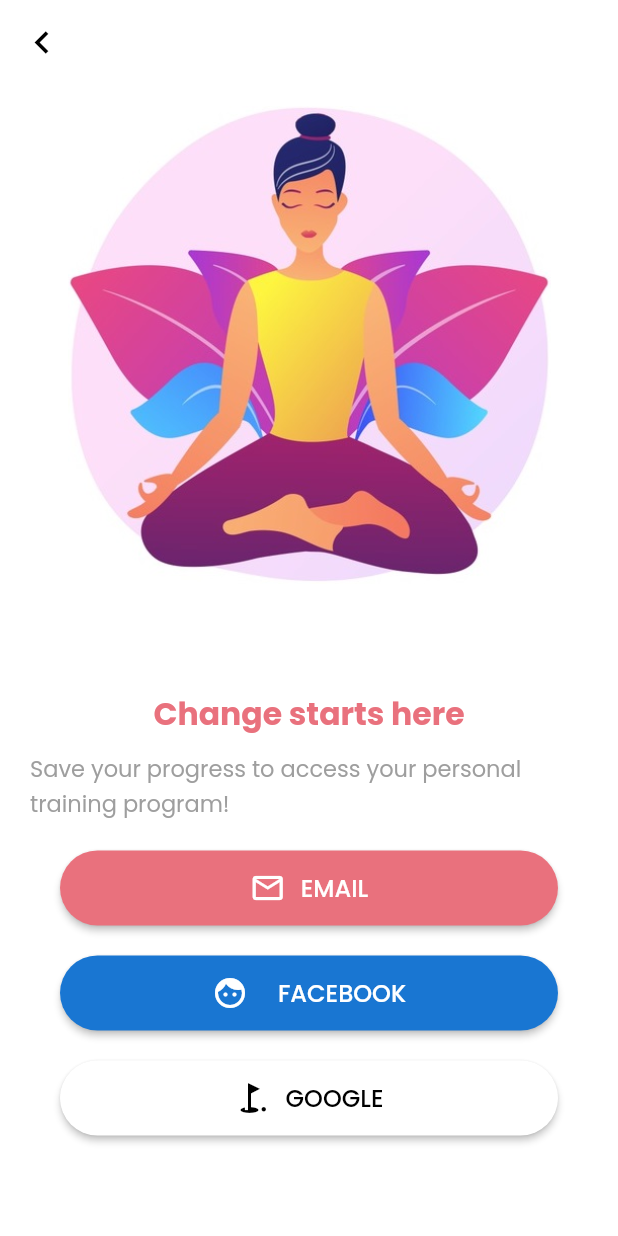
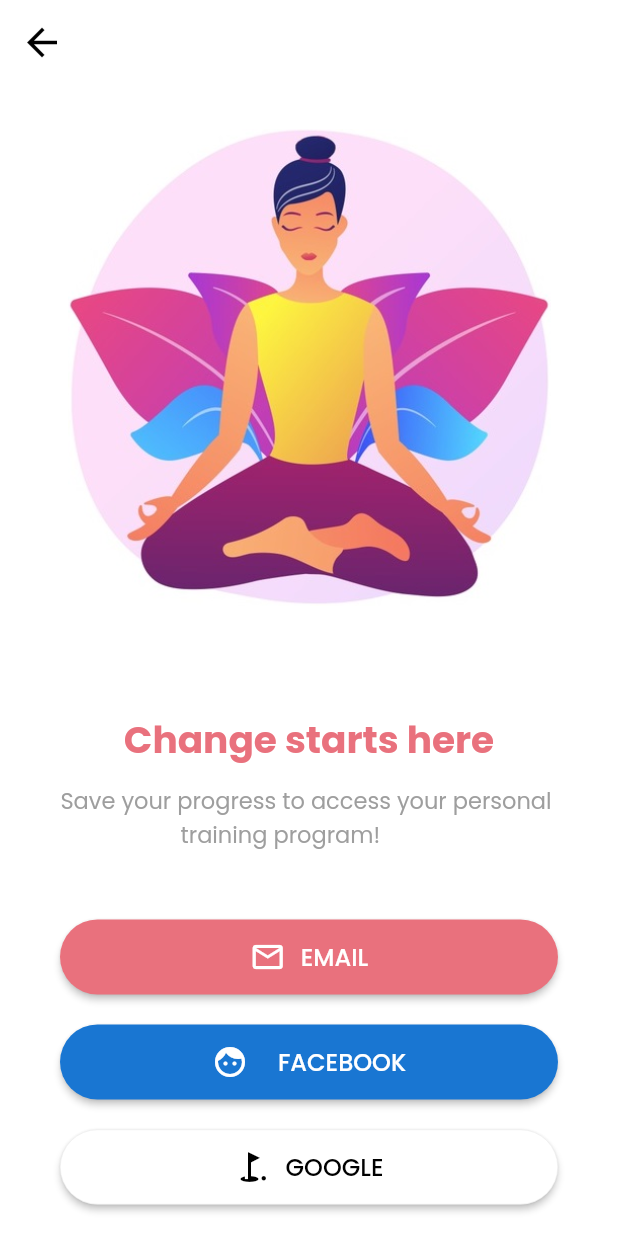
Before and after one commit to cameldjoulako/yogafitness, a Flutter app: the ConnectPage screen opened directly, on a phone screen of 412 x 824 dp. Run offline on Flutter 3.47's test engine with Material 2 defaults, Android fonts, the light colour scheme and no system bars; our stand-ins replace google_fonts.

Commit message:
fix problm

```diff
--- a/lib/connect_page.dart
+++ b/lib/connect_page.dart
@@ -15,7 +15,7 @@ class ConnectPage extends StatelessWidget {
         elevation: 0,
         leading: IconButton(
             icon: Icon(
-              Icons.chevron_left,
+              Icons.arrow_back,
               color: Colors.black,
               size: 30,
             ),
@@ -23,15 +23,7 @@ class ConnectPage extends StatelessWidget {
               Navigator.pop(context);
             }),
         title: Text(""),
-        actions: [
-          IconButton(
-              icon: Icon(
-                Icons.more_vert,
-                color: Colors.white,
-                size: 24,
-              ),
-              onPressed: null)
-        ],
+        actions: [],
         backgroundColor: Colors.white.withOpacity(0),
       ),
       body: SingleChildScrollView(
@@ -39,7 +31,7 @@ class ConnectPage extends StatelessWidget {
           children: [
             Container(
               margin: const EdgeInsets.only(
-                top: 0,
+                top: 15,
                 left: 45.0,
                 right: 45,
               ),
@@ -55,7 +47,7 @@ class ConnectPage extends StatelessWidget {
                 top: 0,
                 left: 20.0,
                 right: 20,
-                bottom: 10,
+                bottom: 40,
               ),
               child: Column(
                 mainAxisAlignment: MainAxisAlignment.center,
@@ -64,13 +56,14 @@ class ConnectPage extends StatelessWidget {
                     "Change starts here",
                     style: GoogleFonts.poppins(
                       color: d_red,
-                      fontSize: 21,
+                      fontSize: 25,
                       fontWeight: FontWeight.w700,
                     ),
                   ),
                   SizedBox(height: 10),
                   Text(
-                    """Save your progress to access your personal training program!""",
+                    """Save your progress to access your personal
+                    training program!""",
                     style: GoogleFonts.poppins(
                       color: Colors.grey,
                       fontSize: 15,
@@ -81,7 +74,7 @@ class ConnectPage extends StatelessWidget {
             ),
             Container(
               margin: const EdgeInsets.only(
-                top: 10,
+                top: 5,
                 left: 40,
                 right: 40,
               ),
@@ -124,11 +117,11 @@ class ConnectPage extends StatelessWidget {
                   ),
                   ElevatedButton(
                     style: ElevatedButton.styleFrom(
-                        shape: StadiumBorder(),
-                        primary: Colors.blue[700],
-                        padding:
-                            EdgeInsets.all(13) //content padding inside button
-                        ),
+                      shape: StadiumBorder(),
+                      primary: Colors.blue[700],
+                      padding:
+                          EdgeInsets.all(13), //content padding inside button
+                    ),
                     child: Row(
                       mainAxisAlignment: MainAxisAlignment.center,
                       children: [
@@ -159,6 +152,10 @@ class ConnectPage extends StatelessWidget {
                     style: ElevatedButton.styleFrom(
                         shape: StadiumBorder(),
                         primary: Colors.white,
+                        side: BorderSide(
+                          width: 0.3,
+                          color: Colors.grey[300],
+                        ),
                         padding:
                             EdgeInsets.all(13) //content padding inside button
                         ),
```
Also changed, not shown: lib/connexion_page.dart (+134 -12 lines).
